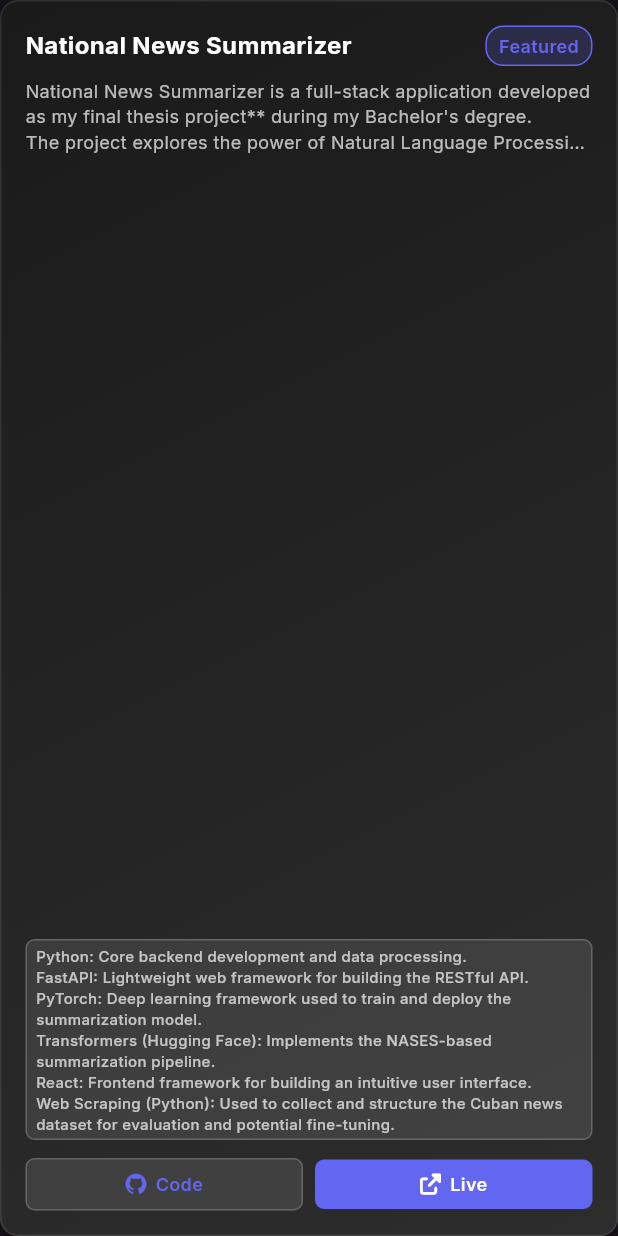
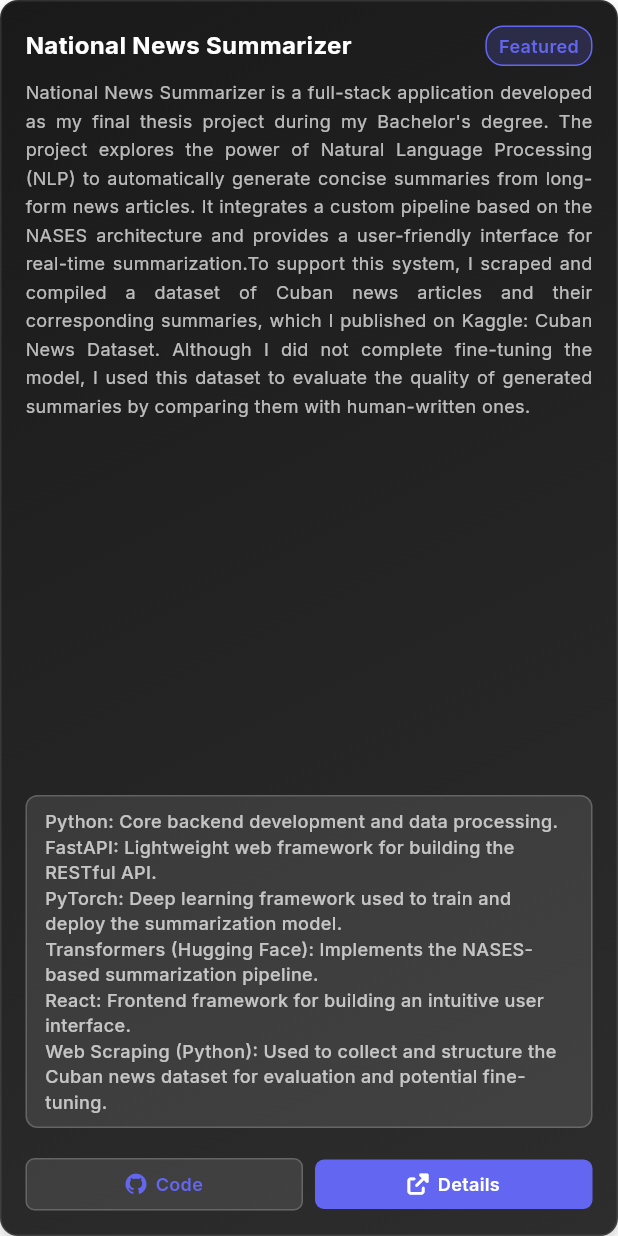
Before and after one commit to Rosie1028/rosie1028.github.io, a Flutter app: the ProjectCard widget shown alone on an empty page, opened directly with sample values from the repository, on a phone screen of 412 x 824 dp. Run offline on Flutter 3.47's test engine with Material 3 defaults, Android fonts, the phone set to English and light mode, and no system bars; our stand-ins replace font_awesome_flutter, google_fonts.

Commit message:
Update gh pages

```diff
--- a/frontend/lib/models/personal_info.dart
+++ b/frontend/lib/models/personal_info.dart
@@ -9,6 +9,7 @@ class PersonalInfo {
   final String? githubUrl;
   final String? websiteUrl;
   final String? imagePath;
+  final String? resumeUrl;
 
   PersonalInfo({
     required this.name,
@@ -21,6 +22,7 @@ class PersonalInfo {
     this.githubUrl,
     this.websiteUrl,
     this.imagePath,
+    this.resumeUrl,
   });
 
   factory PersonalInfo.fromJson(Map<String, dynamic> json) {
@@ -35,6 +37,7 @@ class PersonalInfo {
       githubUrl: json['github_url'],
       websiteUrl: json['website_url'],
       imagePath: json['image_path'],
+      resumeUrl: json['resume_url'],
     );
   }
 
@@ -50,6 +53,7 @@ class PersonalInfo {
       'github_url': githubUrl,
       'website_url': websiteUrl,
       'image_path': imagePath,
+      'resume_url': resumeUrl,
     };
   }
 }
--- a/frontend/lib/screens/home_screen.dart
+++ b/frontend/lib/screens/home_screen.dart
@@ -4,6 +4,7 @@ import '../services/static_data_service.dart';
 import '../widgets/personal_info_card.dart';
 import '../widgets/projects_section.dart';
 import '../widgets/loading_widget.dart';
+import '../widgets/footer_section.dart';
 
 class HomeScreen extends StatefulWidget {
   const HomeScreen({super.key});
@@ -72,6 +73,9 @@ class _HomeScreenState extends State<HomeScreen> {
                   const SizedBox(height: 40),
                   // Projects Section
                   ProjectsSection(projects: projects),
+                  const SizedBox(height: 40),
+                  // Footer Section
+                  FooterSection(personalInfo: personalInfo),
                 ],
               ),
             ),
--- a/frontend/lib/services/static_data_service.dart
+++ b/frontend/lib/services/static_data_service.dart
@@ -5,16 +5,26 @@ class StaticDataService {
   static PersonalInfo getPersonalInfo() {
     return PersonalInfo(
       name: "Rosangela Herrera",
-    title: "Full Stack Developer & Data Analyst",
+      title:
+          "Software Developer | Data Analyst | Educator",
       email: "rosangelahs@icloud.com",
       phone: "+1 (561) 574-4947",
       location: "Austin, TX",
       bio:
-        "Passionate full-stack developer with experience in Flutter, Python and AI. I love creating beautiful, functional applications that solve real-world problems and make my life and people's lives easier. I would love to work on projects that make a difference in the world.",
+          'I’m a Software Engineer with a strong interest in how technology can support learning, wellbeing, and human development. '
+          ' I focus on creating practical solutions that genuinely help people, using technology thoughtfully rather than excessively. '
+          'My background spans software engineering, customer service, and education. I value clarity, structure, and '
+          ' continuous improvement in everything I do. '
+          'I’m naturally analytical and intellectually curious, drawn to exploring ideas across disciplines. '
+          ' This broad perspective helps me approach problems with depth and creativity, always seeking connections '
+          ' that lead to better, more inclusive solutions. '
+          'Currently, I’m exploring the intersection of AI, psychology, and education, with the long-term goal of developing innovative, '
+          'human-centered technologies that are both effective and responsible. ',
       linkedinUrl: "https://linkedin.com/in/rosangela-herrera",
       githubUrl: "https://github.com/rosangela-herrera",
       websiteUrl: "https://rosangelaherrera.dev",
       imagePath: "images/IMG_8959.jpg",
+      resumeUrl: "https://rosangelaherrera.dev/assets/Rosangela_Herrera_CV.pdf",
     );
   }
 
@@ -24,13 +34,12 @@ static List<Project> getProjects() {
         id: 1,
         title: "National News Summarizer",
         description:
-        """
-National News Summarizer is a full-stack application developed as my final thesis project** during my Bachelor's degree.
-The project explores the power of Natural Language Processing (NLP) to automatically generate concise summaries from long-form
-news articles. It integrates a custom pipeline based on the NASES architecture and provides a user-friendly interface for real-time
-summarization.To support this system, I **scraped and compiled a dataset of Cuban news articles and their corresponding
-summaries**, which I published on Kaggle: Cuban News Dataset. Although I did not complete fine-tuning the model, I used this
-dataset to evaluate the quality of generated summaries by comparing them with human-written ones.""",
+            "National News Summarizer is a full-stack application developed as my final thesis project during my Bachelor's degree. "
+            'The project explores the power of Natural Language Processing (NLP) to automatically generate concise summaries from long-form '
+            'news articles. It integrates a custom pipeline based on the NASES architecture and provides a user-friendly interface for real-time '
+            'summarization.To support this system, I scraped and compiled a dataset of Cuban news articles and their corresponding '
+            'summaries, which I published on Kaggle: Cuban News Dataset. Although I did not complete fine-tuning the model, I used this '
+            'dataset to evaluate the quality of generated summaries by comparing them with human-written ones. ',
         technologies: """
 Python: Core backend development and data processing.
 FastAPI: Lightweight web framework for building the RESTful API.
@@ -39,7 +48,7 @@ Transformers (Hugging Face): Implements the NASES-based summarization pipeline.
 React: Frontend framework for building an intuitive user interface.
 Web Scraping (Python): Used to collect and structure the Cuban news dataset for evaluation and potential fine-tuning.
 """,
-      githubUrl: "https://github.com/Rosie1028/nn_frontend, https://github.com/Rosie1028/nn_api, https://www.kaggle.com/datasets/rosangelahs/cuban-news-dataset",
+        githubUrl: "https://github.com/Rosie1028/nn_api",
         liveUrl:
             "https://play.google.com/store/apps/details?id=com.example.ecommerce",
         featured: true,
@@ -49,11 +58,12 @@ Web Scraping (Python): Used to collect and structure the Cuban news dataset for
         id: 2,
         title: "Personal Finance Tracker",
         description:
-          """Personal Finance Tracker is a full-stack financial planning and tracking application developed using
-          Flutter and Python. Originally built to meet my own personal budgeting needs, it has since evolved into
-          a scalable solution designed to help individuals and households manage their finances more effectively.
-          The app supports budgeting, spending analysis, debt tracking, and financial reporting—all within a secure and
-          user-friendly interface.""",
+            'Personal Finance Tracker is a full-stack financial planning and tracking application developed using '
+            'Flutter and Python. Originally built to meet my own personal budgeting needs, it has since evolved into '
+            'a scalable solution designed to help individuals and households manage their finances more effectively. '
+            'The app supports budgeting, spending analysis, debt tracking, and financial reporting—all within a secure and '
+            'user-friendly interface. ',
+
         technologies: """
 Frontend: Flutter
 Backend: Python (FastAPI)
@@ -68,11 +78,11 @@ Authentication: JWT (JSON Web Tokens)""",
         id: 3,
         title: "Company AI Assistant Demo",
         description:
-    """ Company AI Assistant Demo is a lightweight chatbot application developed using Streamlit and Python.
-    Originally built for a medical institution, it has been generalized for broader use as a company-facing assistant.
-    The chatbot simulates an internal AI assistant capable of answering predefined questions about projects, team members,
-    and publications. It serves as a modular, customizable proof-of-concept for building conversational interfaces in
-    organizational settings."""    ,
+            'Company AI Assistant Demo is a lightweight chatbot application developed using Streamlit and Python. '
+            'Originally built for a medical institution, it has been generalized for broader use as a company-facing assistant. '
+            'The chatbot simulates an internal AI assistant capable of answering predefined questions about projects, team members, '
+            'and publications. It serves as a modular, customizable proof-of-concept for building conversational interfaces in '
+            'organizational settings.',
         technologies: """
 Python: Core backend logic and data handling.
 Streamlit: Web framework for building the interactive chat interface.
@@ -87,17 +97,17 @@ Modular Architecture: Backend logic separated into agents for easy customization
       Project(
         id: 4,
         title: "Personal Workout Planner and Tracker",
-      description:"""
-Personal Workout Planner & Tracker is a full-stack fitness application designed to help users plan workouts,
-log exercises, and track progress over time. Built for personal use and currently under active development,
-the app aims to provide a simple, cross-platform solution for managing fitness routines and staying motivated.""",
+        description:
+            'Personal Workout Planner & Tracker is a full-stack fitness application designed to help users plan workouts, '
+            'log exercises, and track progress over time. Built for personal use and currently under active development, '
+            'the app aims to provide a simple, cross-platform solution for managing fitness routines and staying motivated.',
         technologies: """
 Frontend: Flutter
 Backend: Python (FastAPI)
 Database: SQLite (initial setup; may migrate to PostgreSQL)
 Authentication: JWT (planned)
 Cross-Platform Support: Designed for mobile and web deployment""",
-      githubUrl: "https://github.com/Rosie1028/Tracker_frontend, https://github.com/Rosie1028/Tracker_backend",
+        githubUrl: " https://github.com/Rosie1028/Tracker_backend",
         liveUrl: "https://recipes.rosangelaherrera.dev",
         featured: true,
         createdAt: "2023-12-20T16:45:00Z",
--- a/frontend/lib/widgets/projects_section.dart
+++ b/frontend/lib/widgets/projects_section.dart
@@ -128,29 +128,55 @@ class ProjectCard extends StatelessWidget {
               style: GoogleFonts.inter(
                 fontSize: 12,
                 color: Colors.white70,
-                height: 1.4,
+                height: 1.6,
               ),
-              maxLines: 3,
-              overflow: TextOverflow.ellipsis,
+              textAlign: TextAlign.justify,
+              //maxLines: 3,
+              // overflow: TextOverflow.ellipsis,
             ),
           ),
 
           const SizedBox(height: 12),
 
-          // Technologies
-          Wrap(
-            spacing: 6,
-            runSpacing: 6,
-            children:
-                project.technologiesList.take(3).map((tech) {
+          // // Technologies
+          // Wrap(
+          //   spacing: 6,
+          //   runSpacing: 6,
+          //   children:
+          //       project.technologiesList.take(5).map((tech) {
+          //         return Container(
+          //           padding: const EdgeInsets.symmetric(
+          //             horizontal: 6,
+          //             vertical: 3,
+          //           ),
+          //           decoration: BoxDecoration(
+          //             color: Colors.white.withOpacity(0.1),
+          //             borderRadius: BorderRadius.circular(6),
+          //             border: Border.all(
+          //               color: Colors.white.withOpacity(0.2),
+          //               width: 1,
+          //             ),
+          //           ),
+          //           child: Text(
+          //             tech,
+          //             style: GoogleFonts.inter(
+          //               fontSize: 10,
+          //               color: Colors.white70,
+          //               fontWeight: FontWeight.w500,
+          //             ),
+          //           ),
+          //         );
+          //       }).toList(),
+          // ),
+          Column(
+  children: project.technologiesList.take(5).map((tech) {
     return Container(
-                    padding: const EdgeInsets.symmetric(
-                      horizontal: 6,
-                      vertical: 3,
-                    ),
+      width: double.infinity, // 👈 makes the card stretch full width
+      margin: const EdgeInsets.only(bottom: 8), // spacing between cards
+      padding: const EdgeInsets.symmetric(horizontal: 12, vertical: 8),
       decoration: BoxDecoration(
         color: Colors.white.withOpacity(0.1),
-                      borderRadius: BorderRadius.circular(6),
+        borderRadius: BorderRadius.circular(8),
         border: Border.all(
           color: Colors.white.withOpacity(0.2),
           width: 1,
@@ -159,7 +185,7 @@ class ProjectCard extends StatelessWidget {
       child: Text(
         tech,
         style: GoogleFonts.inter(
-                        fontSize: 10,
+          fontSize: 12,
           color: Colors.white70,
           fontWeight: FontWeight.w500,
         ),
@@ -187,7 +213,7 @@ class ProjectCard extends StatelessWidget {
                 Expanded(
                   child: _buildActionButton(
                     icon: FontAwesomeIcons.externalLinkAlt,
-                    label: 'Live',
+                    label: 'Details',
                     onTap: () => _launchUrl(project.liveUrl!),
                     isPrimary: true,
                   ),
```
Also changed, not shown: frontend/lib/main.dart (+31 -4 lines), frontend/lib/widgets/footer_section.dart (added, +279 -0 lines), frontend/assets/fonts/MaterialIcons-Regular.otf, frontend/flutter_01.png (added), 3 other files. Lines whose indentation alone changed are shown as unchanged.
